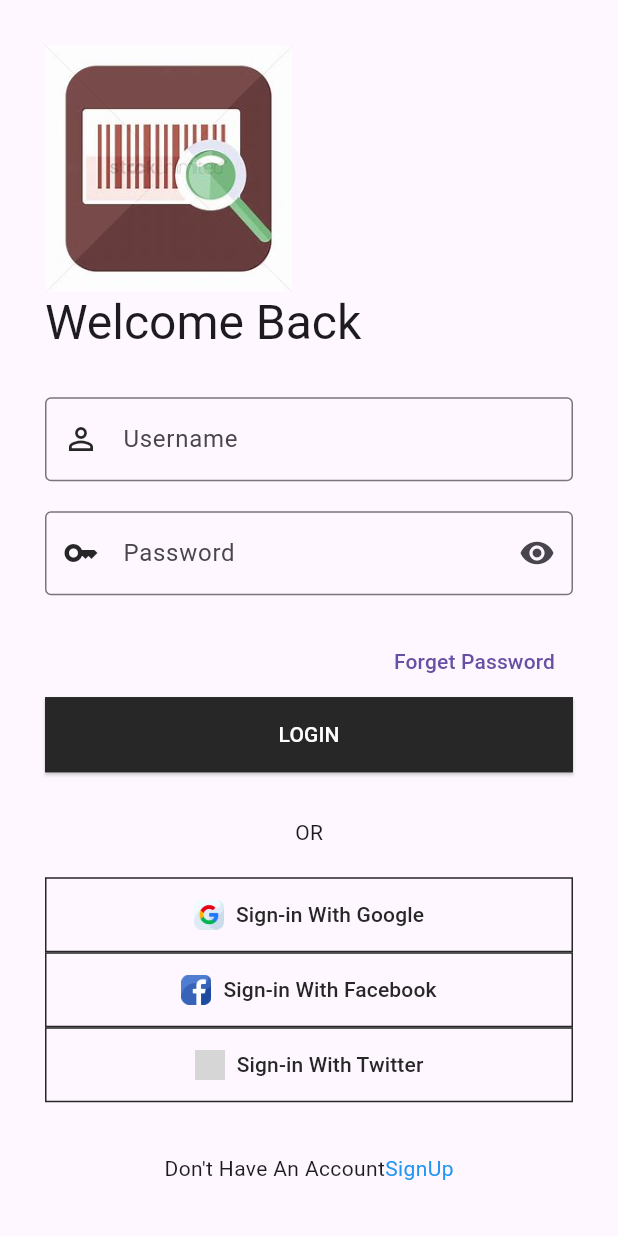
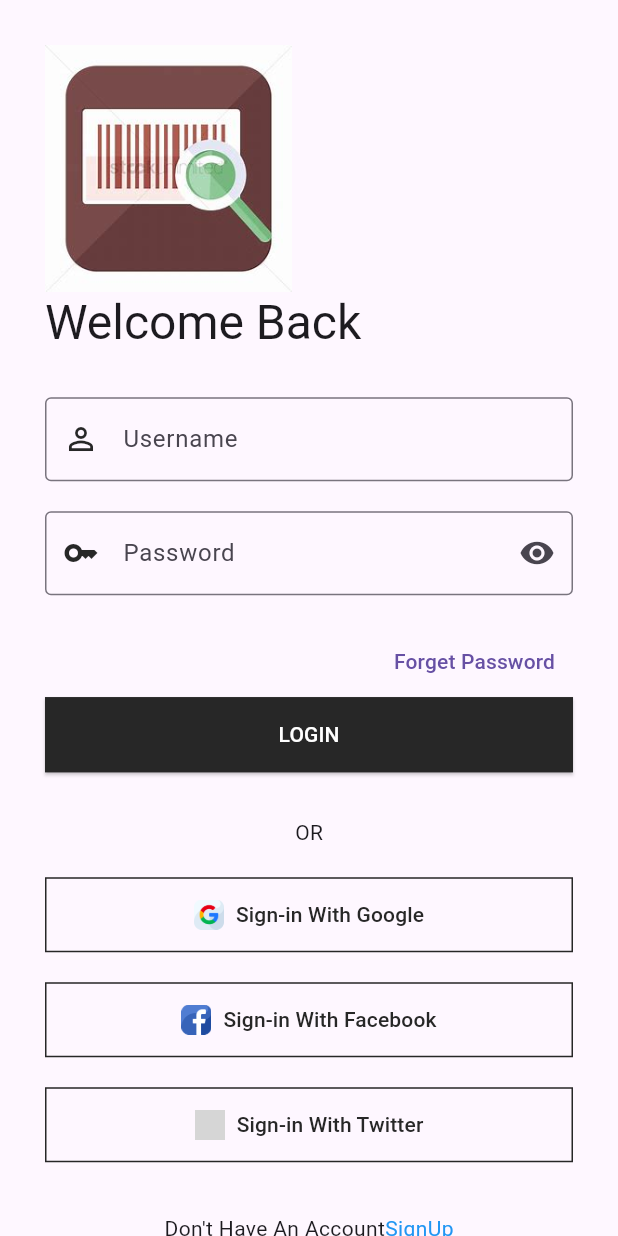
Before and after one commit to sadman017/ECode_Verifier_App, a Flutter app: the Login screen opened directly, on a phone screen of 412 x 824 dp. Run offline on Flutter 3.47's test engine with Material 3 defaults, Android fonts, the light colour scheme and no system bars; our stand-ins replace firebase_core, flutter_otp_text_field, get, google_fonts; accounts and stored records are empty; grey boxes are pictures that could not be loaded.

Commit message:
Optimization 2

```diff
--- a/ecode verifier/lib/src/common_widgets/form/form_header.dart
+++ b/ecode verifier/lib/src/common_widgets/form/form_header.dart
@@ -1,9 +1,15 @@
 import 'package:flutter/material.dart';
 
 class FormHeaderWidget extends StatelessWidget{
-  const FormHeaderWidget({Key? key, required this.size, required this.image, required this.title}): super(key: key);
+  const FormHeaderWidget({Key? key,  required this.size, required this.image, required this.title, this.subtitle, this.heightBetween, this.imageColor, this.imageHeight, this.crossAxisAlignment, this.textAlign}): super(key: key);
   final Size size;
   final String image, title;
+  final String? subtitle;
+  final double? heightBetween;
+  final Color? imageColor;
+  final double? imageHeight;
+  final CrossAxisAlignment? crossAxisAlignment;
+  final TextAlign? textAlign;
   @override
   Widget build(BuildContext context) {
     return Column(
--- a/ecode verifier/lib/src/features/authentication/screens/forget_password/forget_password_options/forget_password_modal_bottom_sheet.dart
+++ b/ecode verifier/lib/src/features/authentication/screens/forget_password/forget_password_options/forget_password_modal_bottom_sheet.dart
@@ -1,5 +1,6 @@
 import 'package:ecode_verrifier/src/constants/size.dart';
 import 'package:ecode_verrifier/src/constants/text_string.dart';
+import 'package:ecode_verrifier/src/features/authentication/screens/forget_password/forget_password_email/forget_password_email.dart';
 import 'package:ecode_verrifier/src/features/authentication/screens/forget_password/forget_password_options/forget_passwoord_widget.dart';
 import 'package:ecode_verrifier/src/features/authentication/screens/forget_password/otp_screen.dart';
 import 'package:flutter/material.dart';
@@ -16,7 +17,9 @@ class ForgetPasswordScreen{
                     Text(forgetPassTitle, style: Theme.of(context).textTheme.headlineLarge,),
                     Text(forgetPassSubTitle, style: Theme.of(context).textTheme.bodyMedium,),
                     const SizedBox(height: 30.0,),
-                    ForgetPasswordWidget(buttonIcon: Icons.mail_outline_rounded, title: email, subtitle: resetViaEmail, onTap: () { Get.to(() => const OTPScreen());
+                    ForgetPasswordWidget(buttonIcon: Icons.mail_outline_rounded, title: email, subtitle: resetViaEmail, onTap: () {
+                    Navigator.pop(context);
+                    Get.to(() => const ForgetPasswordMail());
                     },
                     ),
                     const SizedBox(height: 20.0,),
--- a/ecode verifier/lib/src/features/authentication/screens/login/login.dart
+++ b/ecode verifier/lib/src/features/authentication/screens/login/login.dart
@@ -1,7 +1,9 @@
+import 'package:ecode_verrifier/src/common_widgets/form/form_header.dart';
+import 'package:ecode_verrifier/src/constants/image_strings.dart';
 import 'package:ecode_verrifier/src/constants/size.dart';
+import 'package:ecode_verrifier/src/constants/text_string.dart';
 import 'package:ecode_verrifier/src/features/authentication/screens/login/login_footer_widget.dart';
 import 'package:ecode_verrifier/src/features/authentication/screens/login/login_form_widget.dart';
-import 'package:ecode_verrifier/src/features/authentication/screens/login/login_header_widget.dart';
 import 'package:flutter/material.dart';
 
 class Login extends  StatelessWidget{
@@ -18,7 +20,10 @@ class Login extends  StatelessWidget{
             child: Column(
               crossAxisAlignment: CrossAxisAlignment.start,
               children: [
-                LoginHeaderWidget(size: size),
+                FormHeaderWidget(size: size,
+                image: welcomeScreen,
+                title: loginTitle,
+                ),
                 const LoginForm(),
                 const LoginFooterWidget(),
               ],
--- a/ecode verifier/lib/src/features/authentication/screens/login/login_footer_widget.dart
+++ b/ecode verifier/lib/src/features/authentication/screens/login/login_footer_widget.dart
@@ -18,11 +18,13 @@ class LoginFooterWidget extends StatelessWidget {
         child: OutlinedButton.icon(onPressed: () {}, icon: const Image(image: AssetImage(googleLogo), width: 20,),
         label: const Text(signinWithGoogle)),
       ),
+      const SizedBox(height: formHeight - 20,),
       SizedBox(
         width: double.infinity,
         child: OutlinedButton.icon(onPressed: () {}, icon: const Image(image: AssetImage(facebookLogo), width: 20,),
         label: const Text(signinWithFacebook)),
       ),
+      const SizedBox(height: formHeight - 20,),
       SizedBox(
         width: double.infinity,
         child: OutlinedButton.icon(onPressed: () {}, icon: const Image(image: AssetImage(twitterLogo), width: 20,),
--- a/ecode verifier/lib/src/features/authentication/screens/signup/signup_footer.dart
+++ b/ecode verifier/lib/src/features/authentication/screens/signup/signup_footer.dart
@@ -18,11 +18,13 @@ class SignupFooterWidget extends StatelessWidget {
         child: OutlinedButton.icon(onPressed: () {}, icon: const Image(image: AssetImage(googleLogo), width: 20,),
         label: const Text(signupWithGoogle)),
       ),
+      const SizedBox(height: formHeight - 20,),
       SizedBox(
         width: double.infinity,
         child: OutlinedButton.icon(onPressed: () {}, icon: const Image(image: AssetImage(facebookLogo), width: 20,),
         label: const Text(signinWithFacebook)),
       ),
+      const SizedBox(height: formHeight - 20,),
       SizedBox(
         width: double.infinity,
         child: OutlinedButton.icon(onPressed: () {}, icon: const Image(image: AssetImage(twitterLogo), width: 20,),
--- a/ecode verifier/pubspec.yaml
+++ b/ecode verifier/pubspec.yaml
@@ -69,6 +69,7 @@ flutter:
     - assets/images/Barcode1.jpeg
     - assets/images/download (1).jpeg
     - assets/images/splash-icon.jpeg
+    - assets/images/forgot-password.webp
     - assets/logo/facebook.png
     - assets/logo/google.png
     - assets/logo/tiktok.png
```
Also changed, not shown: ecode verifier/lib/src/features/authentication/screens/forget_password/forget_password_email/forget_password_email.dart (added, +54 -0 lines).
